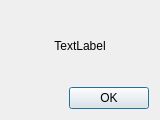
Before: the Qt Designer form Test-MAME-YM2608/aboutdialog.ui in rerrahkr/YM2608-Tone-Editor, drawn with Qt 5.
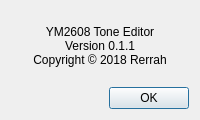
After: the same form once the commit is applied.

Commit message: Fix form design

Patch:
```diff
--- a/Test-MAME-YM2608/aboutdialog.ui
+++ b/Test-MAME-YM2608/aboutdialog.ui
@@ -6,7 +6,7 @@
    <rect>
     <x>0</x>
     <y>0</y>
-    <width>160</width>
+    <width>200</width>
     <height>120</height>
    </rect>
   </property>
@@ -20,7 +20,12 @@
       <string notr="true"/>
      </property>
      <property name="text">
-      <string>TextLabel</string>
+      <string>YM2608 Tone Editor
+Version 0.1.1
+Copyright © 2018 Rerrah</string>
+     </property>
+     <property name="textFormat">
+      <enum>Qt::PlainText</enum>
      </property>
      <property name="alignment">
       <set>Qt::AlignCenter</set>
```
The commit also changes 6 other files.
